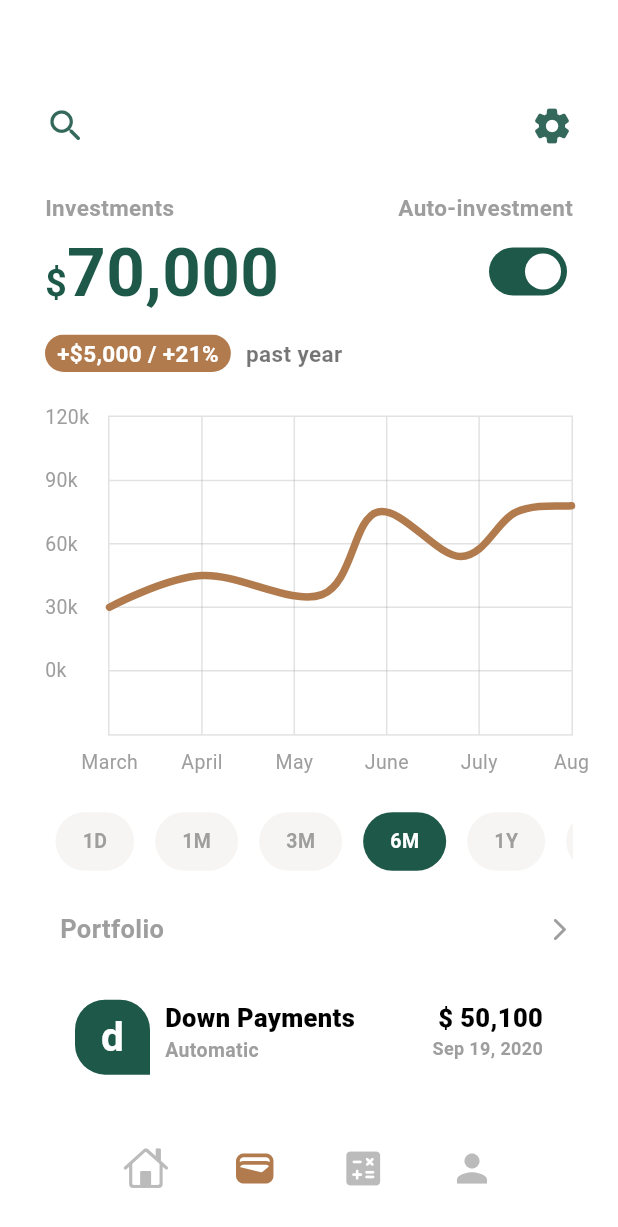
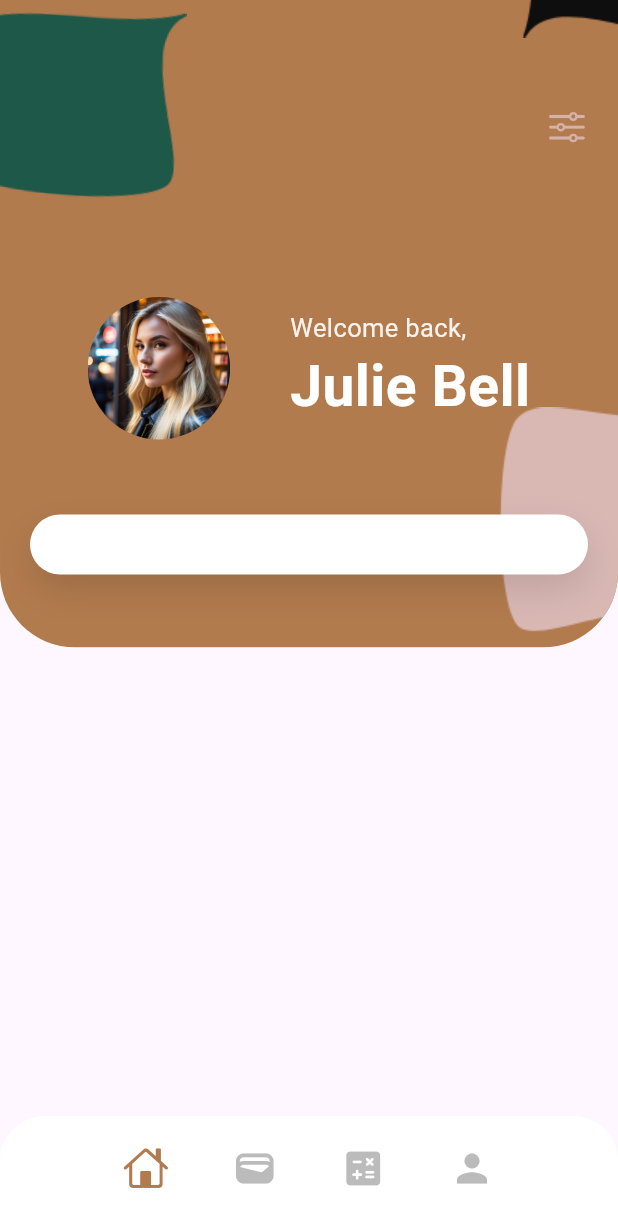
Before and after one commit to saileshbro/UI, a Flutter app: the screen it shows after launch, on a phone screen of 412 x 824 dp. Shown: the top 1227 px of the screen. Run offline on Flutter 3.47's test engine with Material 3 defaults, Android fonts, the phone set to English and light mode, and no system bars; drawn by our look-alikes of fl_chart; our stand-ins replace flutter_svg_provider.

Commit message:
add home page

```diff
--- a/banking_store/lib/home_page/tab_page.dart
+++ b/banking_store/lib/home_page/tab_page.dart
@@ -1,4 +1,5 @@
-import 'package:banking_store/home_page/wallet_page.dart';
+import 'package:banking_store/home_page/tabs/home/home_tab.dart';
+import 'package:banking_store/home_page/tabs/wallet/wallet_tab.dart';
 import 'package:banking_store/utils/colors.dart';
 import 'package:flutter/material.dart';
 import 'package:flutter/cupertino.dart' as cupertino;
@@ -12,7 +13,7 @@ class TabPage extends StatefulWidget {
 
 class _TabPageState extends State<TabPage> with TickerProviderStateMixin {
   late TabController tabController;
-  int selectedTabIndex = 1;
+  int selectedTabIndex = 0;
   @override
   void initState() {
     super.initState();
@@ -41,8 +42,8 @@ class _TabPageState extends State<TabPage> with TickerProviderStateMixin {
               child: TabBarView(
                 controller: tabController,
                 children: [
-                  Container(color: Colors.red),
-                  WalletPage(),
+                  HomeTab(),
+                  WalletTab(),
                   Container(color: Colors.green),
                   Container(color: Colors.green),
                 ],
--- /dev/null
+++ b/banking_store/lib/home_page/tabs/home/home_tab.dart
@@ -0,0 +1,164 @@
+import 'dart:math';
+
+import 'package:banking_store/notification_page/notification_page.dart';
+import 'package:banking_store/utils/colors.dart';
+import 'package:flutter/material.dart';
+import 'package:flutter/cupertino.dart' as cupertino;
+import 'package:flutter_svg_provider/flutter_svg_provider.dart';
+
+class HomeTab extends StatelessWidget {
+  const HomeTab({Key? key}) : super(key: key);
+
+  @override
+  Widget build(BuildContext context) {
+    return Stack(
+      children: [
+        Positioned.fill(
+          bottom: MediaQuery.of(context).size.height / 2.1,
+          child: ClipRRect(
+            borderRadius: const BorderRadius.only(
+              bottomLeft: Radius.circular(50),
+              bottomRight: Radius.circular(50),
+            ),
+            child: Container(
+              color: StoreColors.darkBrown,
+              child: Stack(
+                children: [
+                  Positioned(
+                    bottom: 140,
+                    left: -180,
+                    height: 450,
+                    child: Transform.flip(
+                      flipY: true,
+                      child: Transform.rotate(
+                        angle: pi / 2.1,
+                        child: Image(
+                          image: Svg('assets/svgs/svg-path.svg'),
+                          color: StoreColors.darkGreen,
+                        ),
+                      ),
+                    ),
+                  ),
+                  Positioned(
+                    top: -350,
+                    right: -300,
+                    height: 600,
+                    child: Transform.flip(
+                      flipY: false,
+                      child: Transform.rotate(
+                        angle: pi,
+                        child: Image(
+                          image: Svg('assets/svgs/svg-path.svg'),
+                          color: StoreColors.darkTeal,
+                        ),
+                      ),
+                    ),
+                  ),
+                  Positioned(
+                    bottom: -80,
+                    right: -150,
+                    height: 330,
+                    child: Transform.flip(
+                      flipY: false,
+                      flipX: true,
+                      child: Transform.rotate(
+                        angle: pi,
+                        child: Image(
+                          image: Svg('assets/svgs/svg-path.svg'),
+                          color: StoreColors.ligthPink,
+                        ),
+                      ),
+                    ),
+                  ),
+                ],
+              ),
+            ),
+          ),
+        ),
+        Positioned.fill(
+          child: Container(
+            padding: const EdgeInsets.symmetric(horizontal: 20),
+            child: Column(
+              children: [
+                const SizedBox(height: 70),
+                Row(
+                  mainAxisAlignment: MainAxisAlignment.end,
+                  children: [
+                    GestureDetector(
+                      onTap: () {
+                        Navigator.push<void>(
+                          context,
+                          MaterialPageRoute<void>(
+                            builder: (BuildContext context) =>
+                                const NotificationPage(),
+                          ),
+                        );
+                      },
+                      child: Icon(
+                        cupertino.CupertinoIcons.slider_horizontal_3,
+                        color: StoreColors.ligthPink.withOpacity(.9),
+                        size: 28,
+                      ),
+                    ),
+                  ],
+                ),
+                const SizedBox(height: 100),
+                Row(
+                  mainAxisAlignment: MainAxisAlignment.center,
+                  children: [
+                    ClipRRect(
+                      borderRadius: BorderRadius.circular(50),
+                      child: Image.asset(
+                        'assets/profile/profile.jpeg',
+                        width: 95,
+                        height: 95,
+                      ),
+                    ),
+                    const SizedBox(width: 40),
+                    Column(
+                      crossAxisAlignment: CrossAxisAlignment.start,
+                      mainAxisAlignment: MainAxisAlignment.center,
+                      children: [
+                        Text(
+                          'Welcome back,',
+                          style: TextStyle(
+                            color: Colors.white.withOpacity(.9),
+                            fontSize: 17,
+                          ),
+                        ),
+                        Text(
+                          'Julie Bell',
+                          style: TextStyle(
+                            color: Colors.white,
+                            fontSize: 38,
+                            fontWeight: FontWeight.bold,
+                          ),
+                        ),
+                      ],
+                    )
+                  ],
+                ),
+                const SizedBox(height: 50),
+                // Make a Card Container with shadow
+                Container(
+                  padding: const EdgeInsets.all(20),
+                  decoration: BoxDecoration(
+                    color: Colors.white,
+                    borderRadius: BorderRadius.circular(20),
+                    boxShadow: const [
+                      BoxShadow(
+                        color: Colors.black12,
+                        blurRadius: 20,
+                        offset: Offset(0, 10),
+                      ),
+                    ],
+                  ),
+                ),
+              ],
+            ),
+          ),
+        ),
+      ],
+    );
+  }
+}
--- a/banking_store/lib/home_page/wallet_page.dart
+++ b/banking_store/lib/home_page/tabs/wallet/wallet_tab.dart
@@ -1,17 +1,17 @@
-import 'package:banking_store/home_page/chart.dart';
-import 'package:banking_store/home_page/payment_model.dart';
+import 'package:banking_store/home_page/tabs/wallet/chart.dart';
+import 'package:banking_store/home_page/tabs/wallet/payment_model.dart';
 import 'package:banking_store/notification_page/notification_page.dart';
 import 'package:banking_store/utils/colors.dart';
 import 'package:flutter/material.dart';
 
-class WalletPage extends StatefulWidget {
-  const WalletPage({Key? key}) : super(key: key);
+class WalletTab extends StatefulWidget {
+  const WalletTab({Key? key}) : super(key: key);
 
   @override
-  State<WalletPage> createState() => _WalletPageState();
+  State<WalletTab> createState() => _WalletTabState();
 }
 
-class _WalletPageState extends State<WalletPage> {
+class _WalletTabState extends State<WalletTab> {
   int selectedIndex = 3;
   @override
   Widget build(BuildContext context) {
--- a/banking_store/lib/landing_page/landing_page.dart
+++ b/banking_store/lib/landing_page/landing_page.dart
@@ -2,7 +2,7 @@
 
 import 'dart:math';
 
-import 'package:banking_store/home_page/wallet_page.dart';
+import 'package:banking_store/home_page/tabs/wallet/wallet_tab.dart';
 import 'package:banking_store/utils/colors.dart';
 import 'package:flutter/material.dart';
 import 'package:flutter_svg_provider/flutter_svg_provider.dart';
@@ -17,7 +17,7 @@ class LandingPage extends StatelessWidget {
       Navigator.push<void>(
         context,
         MaterialPageRoute<void>(
-          builder: (BuildContext context) => const WalletPage(),
+          builder: (BuildContext context) => const WalletTab(),
         ),
       );
     });
@@ -33,7 +33,7 @@ class LandingPage extends StatelessWidget {
               child: Transform.rotate(
                 angle: 4.5,
                 child: Image(
-                  image: Svg('svgs/svg-path.svg'),
+                  image: Svg('assets/svgs/svg-path.svg'),
                   color: StoreColors.darkTeal,
                 ),
               ),
@@ -46,7 +46,7 @@ class LandingPage extends StatelessWidget {
               child: Transform.rotate(
                 angle: pi,
                 child: Image(
-                  image: Svg('svgs/svg-path.svg'),
+                  image: Svg('assets/svgs/svg-path.svg'),
                   color: StoreColors.darkBrown,
                 ),
               ),
@@ -59,7 +59,7 @@ class LandingPage extends StatelessWidget {
               child: Transform.rotate(
                 angle: 2 * pi,
                 child: Image(
-                  image: Svg('svgs/svg-path.svg'),
+                  image: Svg('assets/svgs/svg-path.svg'),
                   color: StoreColors.darkGreen,
                 ),
               ),
@@ -74,7 +74,7 @@ class LandingPage extends StatelessWidget {
                     child: Image(
                       height: 100,
                       width: 90,
-                      image: Svg('svgs/svg-path.svg'),
+                      image: Svg('assets/svgs/svg-path.svg'),
                       color: StoreColors.darkTeal,
                     ),
                   ),
@@ -90,7 +90,7 @@ class LandingPage extends StatelessWidget {
                 flipX: true,
                 flipY: true,
                 child: Image(
-                  image: Svg('svgs/svg-path.svg'),
+                  image: Svg('assets/svgs/svg-path.svg'),
                   color: StoreColors.darkBrown,
                 ),
               ),
@@ -105,7 +105,7 @@ class LandingPage extends StatelessWidget {
               child: Transform.rotate(
                 angle: pi * 0.5,
                 child: Image(
-                  image: Svg('svgs/svg-path.svg'),
+                  image: Svg('assets/svgs/svg-path.svg'),
                   color: StoreColors.ligthPink,
                 ),
               ),
--- a/banking_store/lib/main.dart
+++ b/banking_store/lib/main.dart
@@ -1,4 +1,4 @@
-import 'package:banking_store/home_page/wallet_page.dart';
+import 'package:banking_store/home_page/tabs/wallet/wallet_tab.dart';
 import 'package:banking_store/home_page/tab_page.dart';
 import 'package:banking_store/landing_page/landing_page.dart';
 import 'package:flutter/material.dart';
```
Also changed, not shown: banking_store/pubspec.yaml (+5 -4 lines), banking_store/assets/icons/codepen.png (renamed from banking_store/icons/codepen.png), banking_store/assets/icons/digital_ocean.png (renamed from banking_store/icons/digital_ocean.png), banking_store/assets/icons/github.png (renamed from banking_store/icons/github.png), banking_store/assets/profile/profile.jpeg (added), banking_store/assets/svgs/svg-path.svg (renamed from banking_store/svgs/svg-path.svg), banking_store/lib/home_page/tabs/wallet/chart.dart (renamed from banking_store/lib/home_page/chart.dart), banking_store/lib/home_page/tabs/wallet/payment_model.dart (renamed from banking_store/lib/home_page/payment_model.dart).
